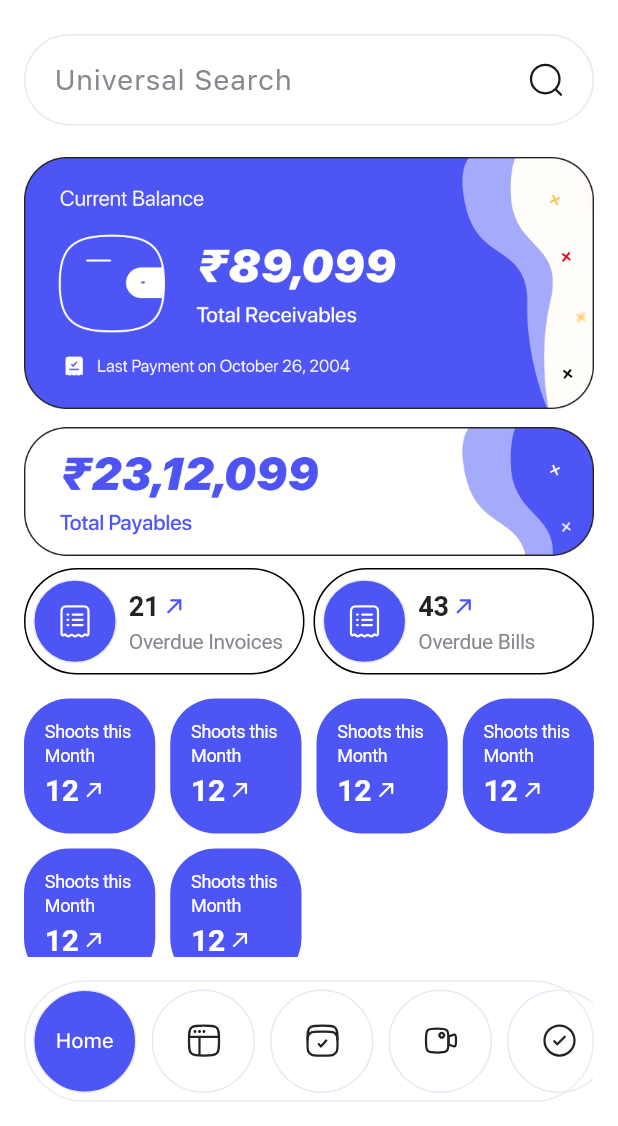
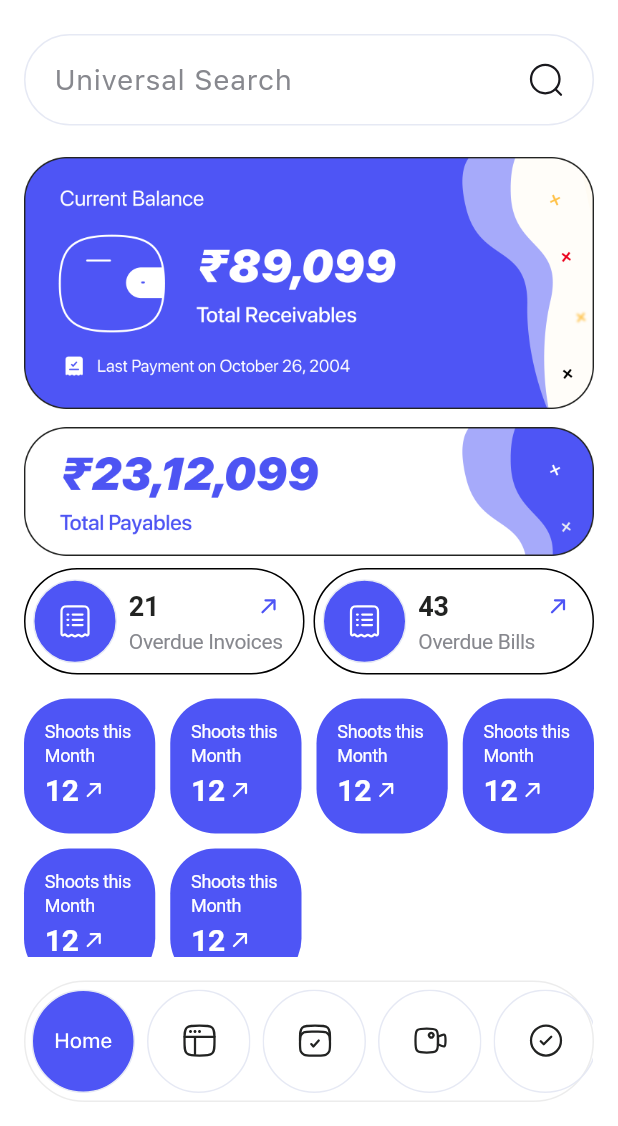
Before and after one commit to KhuntJenish/streamline, a Flutter app: the screen it shows after launch, after a tap on "Next", after a tap on "Sign In", on a phone screen of 412 x 824 dp, the part 110-1236 px from its top. Run offline on Flutter 3.47's test engine with Material 3 defaults, Android fonts, the light colour scheme and no system bars; our stand-ins replace flutter_animate, flutter_svg, get, responsive_framework.

Commit message:
refactor:android ui change

```diff
--- a/lib/src/features/login/login_screen.dart
+++ b/lib/src/features/login/login_screen.dart
@@ -14,10 +14,11 @@ class LoginScreen extends StatelessWidget {
     return Scaffold(
       bottomNavigationBar: Image.asset(AppImages.bottomWave),
       body: SafeArea(
+        child: SingleChildScrollView(
           child: Column(
             children: [
               gapH40,
-            Image.asset(AppImages.blueLogo),
+              Image.asset(AppImages.blueLogo, fit: BoxFit.cover),
               SafeArea(
                 minimum: const EdgeInsets.all(Sizes.p16),
                 child: Column(
@@ -105,6 +106,7 @@ class LoginScreen extends StatelessWidget {
             ],
           ),
         ),
+      ),
     );
   }
 }
--- a/lib/src/features/on_boarding/on_boarding_screen.dart
+++ b/lib/src/features/on_boarding/on_boarding_screen.dart
@@ -13,7 +13,12 @@ class OnBoardingScreen extends StatelessWidget {
     return Scaffold(
       body: Stack(
         children: [
-          Image.asset(AppImages.onboarding),
+          Image.asset(
+            AppImages.onboarding,
+            height: Get.height,
+            width: Get.width,
+            fit: BoxFit.cover,
+          ),
           SafeArea(
             minimum: const EdgeInsets.all(Sizes.p16),
             child: Column(
@@ -38,7 +43,7 @@ class OnBoardingScreen extends StatelessWidget {
                 gapH40,
                 Row(
                   children: [
-                    SvgPicture.asset(AppIcons.next),
+                    SvgPicture.asset(AppIcons.next).paddingOnly(top: 8),
                     Expanded(
                       child: ElevatedButton(
                         onPressed: () => Get.offAllNamed(Routes.LOGIN),
--- a/lib/src/features/options/home/home_screen.dart
+++ b/lib/src/features/options/home/home_screen.dart
@@ -120,7 +120,7 @@ class OverdueCard extends StatelessWidget {
 
   @override
   Widget build(BuildContext context) {
-    return Expanded(
+    return Flexible(
       child: Container(
         padding: const EdgeInsets.all(5),
         decoration: BoxDecoration(
@@ -130,16 +130,14 @@ class OverdueCard extends StatelessWidget {
         child: Row(
           children: [
             SvgPicture.asset(AppIcons.invoice),
-            Column(
+            Expanded(
+              child: Column(
                 crossAxisAlignment: CrossAxisAlignment.start,
                 children: [
                   Row(
                     mainAxisAlignment: MainAxisAlignment.spaceBetween,
                     children: [
-                    Text(
-                      no,
-                      style: context.ts18()?.bold,
-                    ),
+                      Text(no, style: context.ts18()?.bold),
                       Align(
                         alignment: Alignment.centerRight,
                         child: SvgPicture.asset(AppIcons.arrowRightUp),
@@ -148,10 +146,13 @@ class OverdueCard extends StatelessWidget {
                   ),
                   Text(
                     label,
+                    maxLines: 1,
+                    overflow: TextOverflow.ellipsis,
                     style: context.ts14(color: context.colorScheme.secondary)?.regular,
                   ),
                 ],
-            ).paddingSymmetric(vertical: 6, horizontal: 8)
+              ).paddingSymmetric(vertical: 6, horizontal: 8),
+            )
           ],
         ),
       ),
--- a/lib/src/features/options/options_screen.dart
+++ b/lib/src/features/options/options_screen.dart
@@ -33,7 +33,7 @@ class OptionsScreen extends GetWidget<OptionsController> {
         bottomNavigationBar: SafeArea(
           minimum: const EdgeInsets.all(Sizes.p16),
           child: Container(
-            constraints: const BoxConstraints(maxHeight: 81),
+            constraints: BoxConstraints(maxHeight: 81, maxWidth: Get.width),
             decoration: BoxDecoration(
               color: context.colorScheme.surface,
               borderRadius: BorderRadius.circular(100),
@@ -41,7 +41,6 @@ class OptionsScreen extends GetWidget<OptionsController> {
             ),
             child: GetBuilder<OptionsController>(
               builder: (controller) => ListView.builder(
-                physics: const NeverScrollableScrollPhysics(),
                 scrollDirection: Axis.horizontal,
                 itemCount: controller.widgetOptions.length,
                 itemBuilder: (context, index) {
@@ -52,7 +51,7 @@ class OptionsScreen extends GetWidget<OptionsController> {
                       controller.selectedIndex == index
                           ? controller.activeWidgetOptions[index]
                           : controller.widgetOptions[index],
-                    ).paddingAll(5),
+                    ).paddingAll(4),
                   );
                 },
               ),
--- a/lib/src/features/splash/splash_screen.dart
+++ b/lib/src/features/splash/splash_screen.dart
@@ -25,7 +25,12 @@ class _SplashScreenState extends State<SplashScreen> {
     return Scaffold(
       body: Stack(
         children: [
-          Image.asset(AppImages.splash),
+          Image.asset(
+            AppImages.splash,
+            height: Get.height,
+            width: Get.width,
+            fit: BoxFit.cover,
+          ),
           SafeArea(
             child: Column(
               children: [
```
Lines whose indentation alone changed are shown as unchanged.
